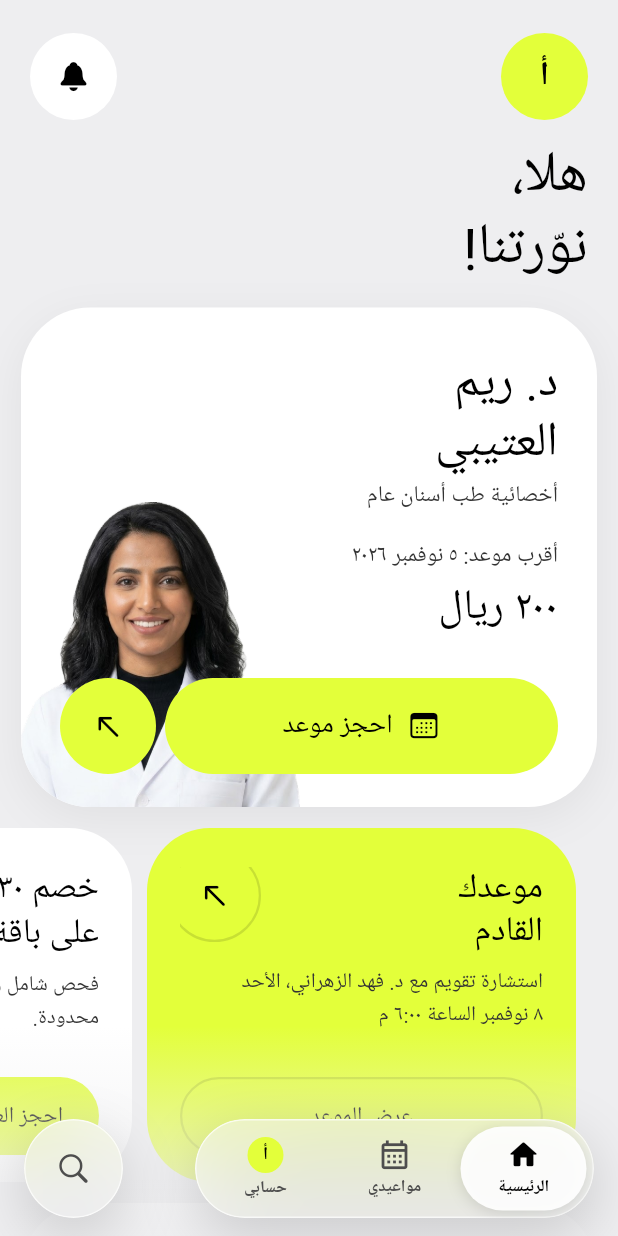
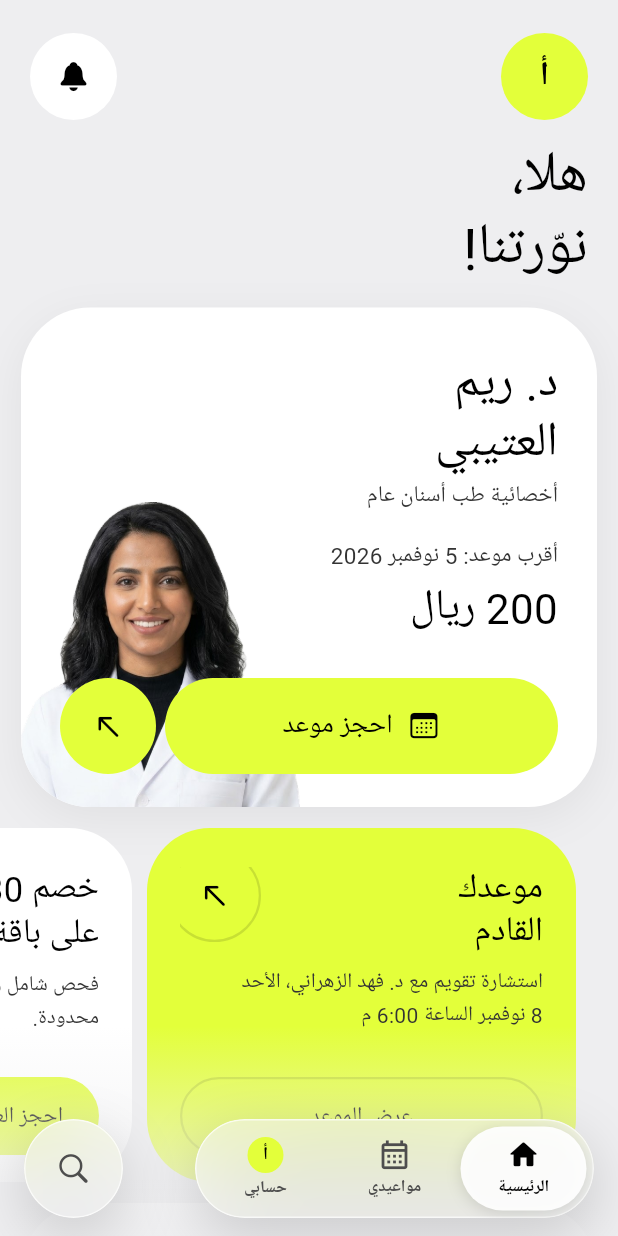
Before and after one commit to abu-abdullah-alghamdi/new-app, a Flutter app: the MainShell screen opened directly, on a phone screen of 412 x 824 dp. Run offline on Flutter 3.47's test engine with Material 3 defaults, Android fonts, the phone set to English and light mode, and no system bars; our stand-ins replace google_fonts; Roboto replaces fonts that are missing (Ibm Plex Sans Arabic).

Commit message:
عرض كل الأرقام بالإنجليزي وتحويل الأرقام المكتوبة بالعربي
Co-Authored-By: Claude Opus 5.5 <noreply@anthropic.com>
Claude-Session: https://claude.ai/code/session_013i99uKGXP3vi82BpB56Vzz

```diff
--- a/lib/data.dart
+++ b/lib/data.dart
@@ -6,13 +6,10 @@ const _arDigits = '٠١٢٣٤٥٦٧٨٩';
 /// رقم العيادة للتواصل (قيمة تجريبية، غيّرها لرقم العيادة الفعلي)
 const clinicPhone = '+966000000000';
 
-/// يحوّل الأرقام الإنجليزية إلى عربية
-String ar(Object value) => value.toString().replaceAllMapped(
-      RegExp(r'\d'),
-      (m) => _arDigits[int.parse(m[0]!)],
-    );
+/// تنسيق الأرقام للعرض (التطبيق يعرض الأرقام بالإنجليزي: 0123456789)
+String ar(Object value) => value.toString();
 
-/// يحوّل الأرقام العربية إلى إنجليزية
+/// يحوّل أي أرقام عربية يكتبها المستخدم (٠١٢…) إلى إنجليزية
 String en(String value) => value.replaceAllMapped(
       RegExp('[٠-٩]'),
       (m) => _arDigits.indexOf(m[0]!).toString(),
@@ -60,7 +57,7 @@ class DayInfo {
   String get longDate => '${ar(date.day)} $month ${ar(date.year)}';
 }
 
-/// الوقت بالدقائق بعد الساعة ٤:٠٠ مساءً
+/// الوقت بالدقائق بعد الساعة 4:00 مساءً
 String fmtTime(int minutesAfter4pm) {
   final total = 16 * 60 + minutesAfter4pm;
   var h = (total ~/ 60) % 12;
@@ -137,9 +134,9 @@ const doctors = [
     n2: 'العتيبي',
     role: 'أخصائية طب أسنان عام',
     cats: ['dental'],
-    years: 'خبرة +٨ سنوات',
+    years: 'خبرة +8 سنوات',
     duration: 45,
-    price: '٢٠٠ ريال',
+    price: '200 ريال',
     availableToday: true,
     image: 'assets/doctors/reem.png',
     about:
@@ -151,9 +148,9 @@ const doctors = [
     n2: 'الزهراني',
     role: 'استشاري تقويم الأسنان',
     cats: ['ortho', 'dental'],
-    years: 'خبرة +١٢ سنة',
+    years: 'خبرة +12 سنة',
     duration: 30,
-    price: '٣٠٠ ريال',
+    price: '300 ريال',
     availableToday: false,
     image: 'assets/doctors/fahd.png',
     about:
@@ -165,9 +162,9 @@ const doctors = [
     n2: 'القحطاني',
     role: 'أخصائية جلدية وليزر',
     cats: ['derma', 'laser'],
-    years: 'خبرة +٦ سنوات',
+    years: 'خبرة +6 سنوات',
     duration: 30,
-    price: '٢٥٠ ريال',
+    price: '250 ريال',
     availableToday: true,
     image: 'assets/doctors/noura.png',
     about:
@@ -179,9 +176,9 @@ const doctors = [
     n2: 'الغامدي',
     role: 'أخصائي جلدية',
     cats: ['derma'],
-    years: 'خبرة +٥ سنوات',
+    years: 'خبرة +5 سنوات',
     duration: 20,
-    price: '٢٠٠ ريال',
+    price: '200 ريال',
     availableToday: false,
     image: 'assets/doctors/sultan.png',
     about:
--- a/lib/screens/confirm_screen.dart
+++ b/lib/screens/confirm_screen.dart
@@ -111,6 +111,7 @@ class _ConfirmScreenState extends State<ConfirmScreen> {
                       controller: _phone,
                       style: ts(16),
                       keyboardType: TextInputType.phone,
+                      inputFormatters: const [WesternDigits()],
                       autofillHints: const [AutofillHints.telephoneNumber],
                       decoration: pillInput('05xxxxxxxx'),
                       onChanged: (_) => setState(() {}),
--- a/lib/screens/home_tab.dart
+++ b/lib/screens/home_tab.dart
@@ -76,7 +76,7 @@ class HomeTab extends StatelessWidget {
                 ),
               _MiniCard(
                 color: AppColors.white,
-                title: 'خصم ٣٠٪\nعلى باقة الفحص',
+                title: 'خصم 30%\nعلى باقة الفحص',
                 body: 'فحص شامل وتنظيف للأسنان، العرض لفترة محدودة.',
                 action: Align(
                   alignment: AlignmentDirectional.centerStart,
--- a/lib/screens/shell.dart
+++ b/lib/screens/shell.dart
@@ -141,7 +141,7 @@ class GlassNavBar extends StatelessWidget {
       );
     }
 
-    // أسماء الشريط ما تكبر مع تكبير الخط (مثل شريط آبل)، وتبقى ١١ كحد أدنى
+    // أسماء الشريط ما تكبر مع تكبير الخط (مثل شريط آبل)، وتبقى 11 كحد أدنى
     return MediaQuery.withNoTextScaling(
       child: Padding(
         padding: const EdgeInsets.only(bottom: 12),
--- a/lib/theme.dart
+++ b/lib/theme.dart
@@ -58,6 +58,6 @@ Duration motion(BuildContext context, int ms) =>
 /// هل المستخدم مفعّل "زيادة التباين"؟ (نستخدمه أيضاً بديلاً عن "تقليل الشفافية")
 bool highContrast(BuildContext context) => MediaQuery.highContrastOf(context);
 
-/// معامل تكبير الخط للعناصر المضغوطة (الكبسولات والشريط) بحد أقصى ١٫٣
+/// معامل تكبير الخط للعناصر المضغوطة (الكبسولات والشريط) بحد أقصى 1.3
 double uiScale(BuildContext context) =>
     (MediaQuery.textScalerOf(context).scale(100) / 100).clamp(1.0, 1.3);
```
Also changed, not shown: lib/screens/otp_screen.dart (+4 -4 lines), lib/screens/phone_screen.dart (+4 -4 lines), lib/widgets.dart (+14 -0 lines), 2 other files.
